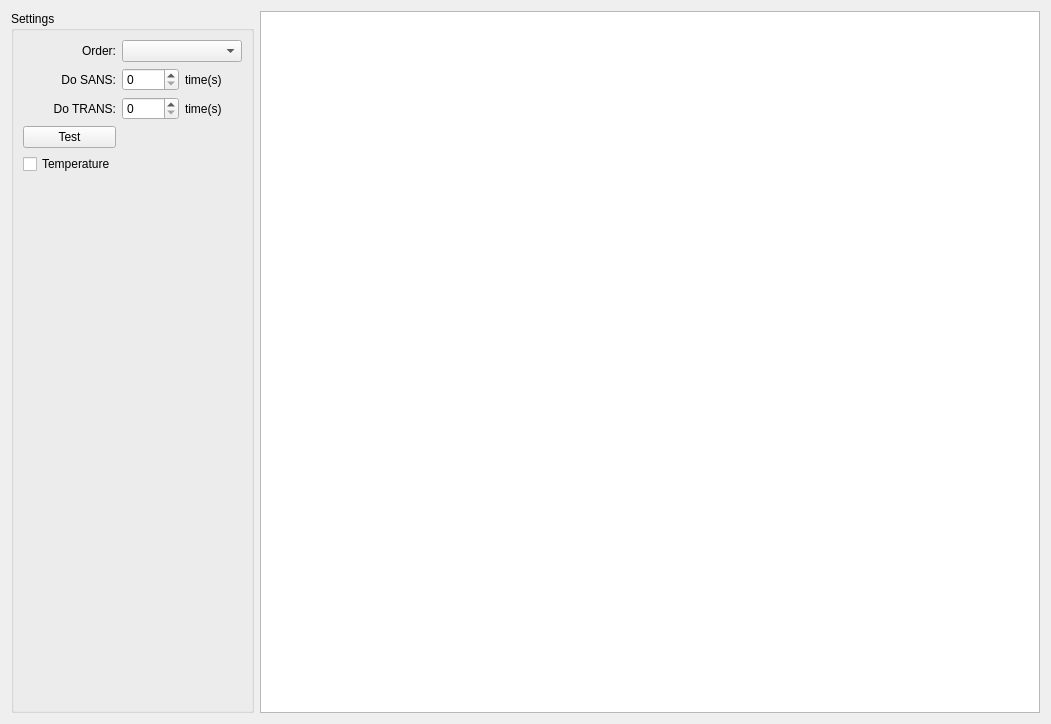
This is nicos_ess/loki/gui/ui_files/loki_scriptbuilder.ui in mlz-ictrl/nicos as Qt 5 draws it before an edit. The edited form follows.
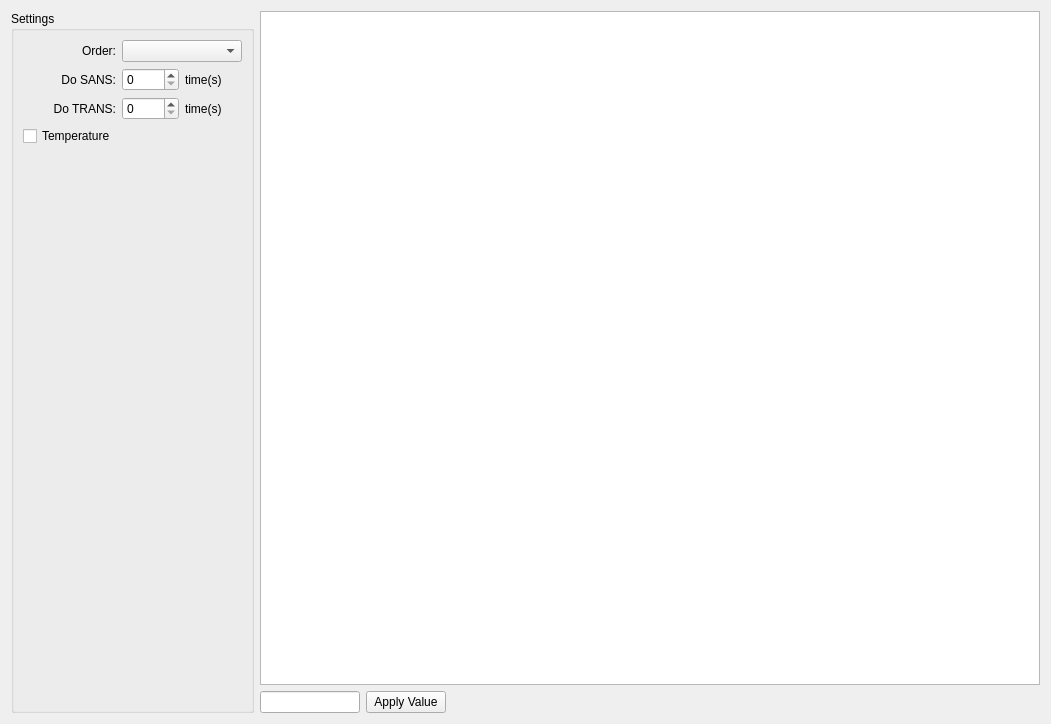
This is the edited form.

Commit message: Can quick fill cells

The edit to the form file:
```diff
--- a/nicos_ess/loki/gui/ui_files/loki_scriptbuilder.ui
+++ b/nicos_ess/loki/gui/ui_files/loki_scriptbuilder.ui
@@ -68,6 +68,13 @@
       <item row="2" column="1">
        <widget class="QSpinBox" name="spinBox_3"/>
       </item>
+      <item row="4" column="0">
+       <widget class="QCheckBox" name="chkShowTColumn">
+        <property name="text">
+         <string>Temperature</string>
+        </property>
+       </widget>
+      </item>
       <item row="0" column="1" colspan="2">
        <widget class="QComboBox" name="comboOrder">
         <property name="minimumSize">
@@ -120,25 +127,56 @@
         </property>
        </widget>
       </item>
-      <item row="3" column="0">
-       <widget class="QPushButton" name="testButton">
-        <property name="text">
-         <string>Test</string>
-        </property>
-       </widget>
-      </item>
-      <item row="4" column="0">
-       <widget class="QCheckBox" name="chkShowTColumn">
-        <property name="text">
-         <string>Temperature</string>
-        </property>
-       </widget>
-      </item>
      </layout>
     </widget>
    </item>
    <item>
-    <widget class="QTableWidget" name="tableScript"/>
+    <layout class="QVBoxLayout" name="verticalLayout">
+     <item>
+      <widget class="QTableWidget" name="tableScript">
+       <property name="sizePolicy">
+        <sizepolicy hsizetype="Expanding" vsizetype="Expanding">
+         <horstretch>0</horstretch>
+         <verstretch>0</verstretch>
+        </sizepolicy>
+       </property>
+      </widget>
+     </item>
+     <item>
+      <layout class="QHBoxLayout" name="horizontalLayout_3">
+       <item>
+        <widget class="QLineEdit" name="txtValue">
+         <property name="maximumSize">
+          <size>
+           <width>100</width>
+           <height>16777215</height>
+          </size>
+         </property>
+        </widget>
+       </item>
+       <item>
+        <widget class="QPushButton" name="testButton">
+         <property name="text">
+          <string>Apply Value</string>
+         </property>
+        </widget>
+       </item>
+       <item>
+        <spacer name="horizontalSpacer">
+         <property name="orientation">
+          <enum>Qt::Horizontal</enum>
+         </property>
+         <property name="sizeHint" stdset="0">
+          <size>
+           <width>40</width>
+           <height>20</height>
+          </size>
+         </property>
+        </spacer>
+       </item>
+      </layout>
+     </item>
+    </layout>
    </item>
   </layout>
  </widget>
```
The commit also changes 1 other file.
